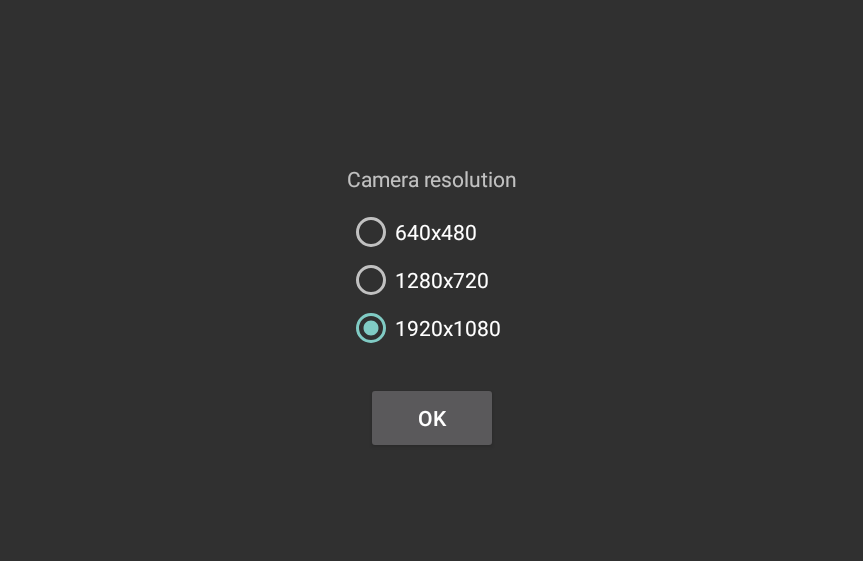
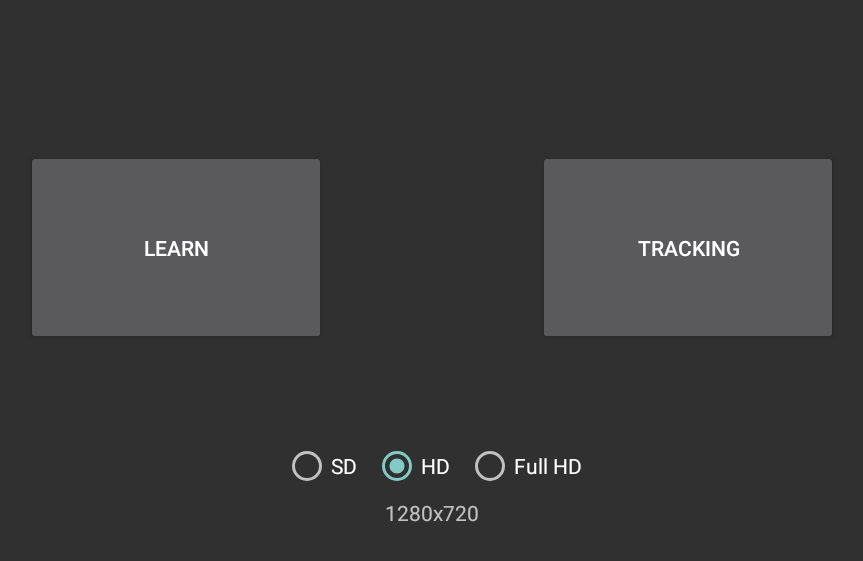
Before and after one commit to armaxst/ARMemoRelease_V2, an Android app: the MainActivity screen opened directly, with no data from a screen before it, on a phone screen of 824 x 412 dp (held sideways). Shown: the top 561 px of the screen, without its empty margins (186-1049 px from the left). Run offline under Robolectric (Android 15) with nearby library versions, the phone set to English and light mode, and no system bars; our stand-ins replace ButterKnife.

Commit message:
Android Update - known issue로 report 되었던 하기 내용 수정      1. 해상도 변경시 인식/추적 잘 안되는 현상      2. 앱 처음 시작시 자동 선택한 해상도가 1920 * 1080 이나 실제로 설정된 값은 1280 * 720 으로 나옴 - iOS와 메인 UI Interface 동일하게 수정 - saveLearnedFile 호출 방식 변경 [참고 : ImageLearnTask.java]     (이전 : Sucesss 나올 때까지 반복 호출       -> 변경 후 : saveLearnedFile 한 번의 호출에 대한 return 결과로 바로 판단) - stroke 정보 save / load 방식 수정 및 계산식 추가

```diff
--- a/Samples/ARMemoAndroid/ARMemoApp/src/main/java/com/maxst/armemo/app/main/MainActivity.java
+++ b/Samples/ARMemoAndroid/ARMemoApp/src/main/java/com/maxst/armemo/app/main/MainActivity.java
@@ -14,7 +14,7 @@ public class MainActivity extends AppCompatActivity {
 		super.onCreate(savedInstanceState);
 		if (savedInstanceState == null) {
 			getSupportFragmentManager().beginTransaction()
-					.replace(android.R.id.content, SettingsFragment.newInstance(), this.toString())
+					.replace(android.R.id.content, MainFragment.newInstance(), this.toString())
 					.commit();
 		}
 	}
--- a/Samples/ARMemoAndroid/ARMemoApp/src/main/java/com/maxst/armemo/app/main/MainFragment.java
+++ b/Samples/ARMemoAndroid/ARMemoApp/src/main/java/com/maxst/armemo/app/main/MainFragment.java
@@ -4,18 +4,24 @@
 
 package com.maxst.armemo.app.main;
 
+import android.app.Activity;
+import android.content.SharedPreferences;
 import android.os.Bundle;
 import android.support.v4.app.Fragment;
 import android.util.Log;
 import android.view.LayoutInflater;
 import android.view.View;
 import android.view.ViewGroup;
+import android.widget.RadioButton;
+import android.widget.TextView;
 
 import com.maxst.armemo.app.R;
 import com.maxst.armemo.app.main.learn.CameraLearnFragment;
 import com.maxst.armemo.app.main.tracking.CameraTrackingFragment;
+import com.maxst.armemo.app.util.ARMemoUtils;
 import com.maxst.armemo.app.util.FragmentUtil;
 
+import butterknife.BindView;
 import butterknife.ButterKnife;
 import butterknife.OnClick;
 import butterknife.Unbinder;
@@ -23,6 +29,20 @@ import butterknife.Unbinder;
 public class MainFragment extends Fragment {
 
 	private static final String TAG = MainFragment.class.getName();
+
+	@BindView(R.id.sd_resolution)
+	RadioButton sdResolution;
+
+	@BindView(R.id.hd_resolution)
+	RadioButton hdResolution;
+
+	@BindView(R.id.full_hd_resolution)
+	RadioButton fullHdResolution;
+
+	@BindView(R.id.resolution_text_view)
+	TextView resolutionTextView;
+
+	private SharedPreferences.Editor editor;
 
 	private Unbinder unbinder;
 
@@ -34,16 +54,25 @@ public class MainFragment extends Fragment {
 	}
 
 	@Override
-	public void onCreate(Bundle savedInstanceState) {
-		super.onCreate(savedInstanceState);
-		Log.d(TAG, "onCreate");
-	}
-
-	@Override
 	public View onCreateView(LayoutInflater inflater, ViewGroup container, Bundle savedInstanceState) {
 		Log.d(TAG, "onCreateView");
 		View view = inflater.inflate(R.layout.fragment_main, container, false);
 		unbinder = ButterKnife.bind(this, view);
+		int learnResolution = getActivity().getSharedPreferences(ARMemoUtils.PREF_NAME, Activity.MODE_PRIVATE).getInt(ARMemoUtils.PREF_KEY_CAM_RESOLUTION, ARMemoUtils.PREF_RESOLUTION_VALUE_HD);
+		switch (learnResolution) {
+			case ARMemoUtils.PREF_RESOLUTION_VALUE_SD:
+				sdResolution.setChecked(true);
+				resolutionTextView.setText(getString(R.string.sd_resolution));
+				break;
+			case ARMemoUtils.PREF_RESOLUTION_VALUE_HD:
+				hdResolution.setChecked(true);
+				resolutionTextView.setText(getString(R.string.hd_resolution));
+				break;
+			case ARMemoUtils.PREF_RESOLUTION_VALUE_FULL_HD:
+				fullHdResolution.setChecked(true);
+				resolutionTextView.setText(getString(R.string.full_hd_resolution));
+				break;
+		}
 		return view;
 	}
 
@@ -52,11 +81,6 @@ public class MainFragment extends Fragment {
 		Log.d(TAG, "onDestroyView");
 		unbinder.unbind();
 		super.onDestroyView();
-	}
-
-	@Override
-	public void onDestroy() {
-		super.onDestroy();
 	}
 
 	@OnClick(R.id.learn)
@@ -68,4 +92,30 @@ public class MainFragment extends Fragment {
 	public void onTrackingClick() {
 		FragmentUtil.clickedOn(getActivity(), CameraTrackingFragment.newInstance());
 	}
+
+	@OnClick({R.id.sd_resolution, R.id.hd_resolution, R.id.full_hd_resolution})
+	public void onClick(View view) {
+		switch (view.getId()) {
+			case R.id.sd_resolution:
+				editor = getActivity().getSharedPreferences(ARMemoUtils.PREF_NAME, Activity.MODE_PRIVATE).edit();
+				editor.putInt(ARMemoUtils.PREF_KEY_CAM_RESOLUTION, ARMemoUtils.PREF_RESOLUTION_VALUE_SD);
+				editor.apply();
+				resolutionTextView.setText(getString(R.string.sd_resolution));
+				break;
+
+			case R.id.hd_resolution:
+				editor = getActivity().getSharedPreferences(ARMemoUtils.PREF_NAME, Activity.MODE_PRIVATE).edit();
+				editor.putInt(ARMemoUtils.PREF_KEY_CAM_RESOLUTION, ARMemoUtils.PREF_RESOLUTION_VALUE_HD);
+				editor.apply();
+				resolutionTextView.setText(getString(R.string.hd_resolution));
+				break;
+
+			case R.id.full_hd_resolution:
+				editor = getActivity().getSharedPreferences(ARMemoUtils.PREF_NAME, Activity.MODE_PRIVATE).edit();
+				editor.putInt(ARMemoUtils.PREF_KEY_CAM_RESOLUTION, ARMemoUtils.PREF_RESOLUTION_VALUE_FULL_HD);
+				editor.apply();
+				resolutionTextView.setText(getString(R.string.full_hd_resolution));
+				break;
+		}
+	}
 }
--- a/Samples/ARMemoAndroid/ARMemoApp/src/main/java/com/maxst/armemo/app/main/SettingsFragment.java
+++ /dev/null
@@ -1,105 +0,0 @@
-/*
- * Copyright (c) 2018. Maxst, Inc. All Rights Reserved.
- */
-
-package com.maxst.armemo.app.main;
-
-import android.app.Activity;
-import android.content.SharedPreferences;
-import android.os.Bundle;
-import android.support.v4.app.Fragment;
-import android.util.Log;
-import android.view.LayoutInflater;
-import android.view.View;
-import android.view.ViewGroup;
-import android.widget.RadioButton;
-
-import com.maxst.armemo.app.R;
-import com.maxst.armemo.app.util.ARMemoUtils;
-import com.maxst.armemo.app.util.FragmentUtil;
-
-import butterknife.BindView;
-import butterknife.ButterKnife;
-import butterknife.OnClick;
-import butterknife.Unbinder;
-
-public class SettingsFragment extends Fragment {
-
-	private static final String TAG = SettingsFragment.class.getName();
-
-	@BindView(R.id.sd_resolution)
-	RadioButton sdResolution;
-
-	@BindView(R.id.hd_resolution)
-	RadioButton hdResolution;
-
-	@BindView(R.id.full_hd_resolution)
-	RadioButton fullHdResolution;
-
-	private SharedPreferences.Editor editor;
-
-	private Unbinder unbinder;
-
-	public static SettingsFragment newInstance() {
-		SettingsFragment fragment = new SettingsFragment();
-		Bundle args = new Bundle();
-		fragment.setArguments(args);
-		return fragment;
-	}
-
-	@Override
-	public View onCreateView(LayoutInflater inflater, ViewGroup container,
-							 Bundle savedInstanceState) {
-		Log.d(TAG, "onCreateView");
-		View view = inflater.inflate(R.layout.fragment_settings, container, false);
-		unbinder = ButterKnife.bind(this, view);
-		int learnResolution = getActivity().getSharedPreferences(ARMemoUtils.PREF_NAME, Activity.MODE_PRIVATE).getInt(ARMemoUtils.PREF_KEY_CAM_RESOLUTION, ARMemoUtils.PREF_RESOLUTION_VALUE_FULL_HD);
-		switch (learnResolution) {
-			case ARMemoUtils.PREF_RESOLUTION_VALUE_SD:
-				sdResolution.setChecked(true);
-				break;
-			case ARMemoUtils.PREF_RESOLUTION_VALUE_HD:
-				hdResolution.setChecked(true);
-				break;
-			case ARMemoUtils.PREF_RESOLUTION_VALUE_FULL_HD:
-				fullHdResolution.setChecked(true);
-				break;
-		}
-		return view;
-	}
-
-	@Override
-	public void onDestroyView() {
-		Log.d(TAG, "onDestroyView");
-		unbinder.unbind();
-		super.onDestroyView();
-	}
-
-	@OnClick({R.id.sd_resolution, R.id.hd_resolution, R.id.full_hd_resolution})
-	public void onClick(View view) {
-		switch (view.getId()) {
-			case R.id.sd_resolution:
-				editor = getActivity().getSharedPreferences(ARMemoUtils.PREF_NAME, Activity.MODE_PRIVATE).edit();
-				editor.putInt(ARMemoUtils.PREF_KEY_CAM_RESOLUTION, ARMemoUtils.PREF_RESOLUTION_VALUE_SD);
-				editor.apply();
-				break;
-
-			case R.id.hd_resolution:
-				editor = getActivity().getSharedPreferences(ARMemoUtils.PREF_NAME, Activity.MODE_PRIVATE).edit();
-				editor.putInt(ARMemoUtils.PREF_KEY_CAM_RESOLUTION, ARMemoUtils.PREF_RESOLUTION_VALUE_HD);
-				editor.apply();
-				break;
-
-			case R.id.full_hd_resolution:
-				editor = getActivity().getSharedPreferences(ARMemoUtils.PREF_NAME, Activity.MODE_PRIVATE).edit();
-				editor.putInt(ARMemoUtils.PREF_KEY_CAM_RESOLUTION, ARMemoUtils.PREF_RESOLUTION_VALUE_FULL_HD);
-				editor.apply();
-				break;
-		}
-	}
-
-	@OnClick(R.id.setting_ok)
-	public void onSettingOk() {
-		FragmentUtil.clickedOn(getActivity(), MainFragment.newInstance());
-	}
-}
--- a/Samples/ARMemoAndroid/ARMemoApp/src/main/java/com/maxst/armemo/app/main/learn/CameraLearnFragment.java
+++ b/Samples/ARMemoAndroid/ARMemoApp/src/main/java/com/maxst/armemo/app/main/learn/CameraLearnFragment.java
@@ -5,7 +5,6 @@
 package com.maxst.armemo.app.main.learn;
 
 import android.app.Activity;
-import android.content.res.Configuration;
 import android.graphics.Point;
 import android.os.Bundle;
 import android.os.Handler;
@@ -23,6 +22,7 @@ import com.google.gson.Gson;
 import com.maxst.armemo.ARMemo;
 import com.maxst.armemo.ResultCode;
 import com.maxst.armemo.app.R;
+import com.maxst.armemo.app.StrokesData;
 import com.maxst.armemo.app.cameracontroller.CameraController;
 import com.maxst.armemo.app.cameracontroller.CameraFrame;
 import com.maxst.armemo.app.cameracontroller.NewCameraFrameCallback;
@@ -279,7 +279,8 @@ public class CameraLearnFragment extends ARMemoFragment {
 
 		//region ---- save strokes file
 		Gson gson = new Gson();
-		String jsonString = gson.toJson(imagePointList);
+		StrokesData strokesData = new StrokesData(cameraWidth, cameraHeight, imagePointList);
+		String jsonString = gson.toJson(strokesData);
 
 		File rootDir = new File(ARMemoUtils.ROOT_PATH);
 		if (!rootDir.exists()) {
@@ -349,6 +350,7 @@ public class CameraLearnFragment extends ARMemoFragment {
 		learnImage.setEnabled(false);
 		learnClear.setEnabled(false);
 		fingerPaintView.clearCanvas();
+		fingerPaintView.clearTouchPoint();
 		fingerPaintView.enableTouch(false);
 	}
 
--- a/Samples/ARMemoAndroid/ARMemoApp/src/main/res/layout/fragment_main.xml
+++ b/Samples/ARMemoAndroid/ARMemoApp/src/main/res/layout/fragment_main.xml
@@ -1,6 +1,5 @@
 <?xml version="1.0" encoding="utf-8"?>
-<android.support.constraint.ConstraintLayout
-    xmlns:android="http://schemas.android.com/apk/res/android"
+<android.support.constraint.ConstraintLayout xmlns:android="http://schemas.android.com/apk/res/android"
     xmlns:app="http://schemas.android.com/apk/res-auto"
     android:layout_width="match_parent"
     android:layout_height="match_parent">
@@ -9,21 +8,63 @@
         android:id="@+id/learn"
         android:layout_width="200dp"
         android:layout_height="130dp"
+        android:layout_marginTop="40dp"
         android:text="Learn"
+        app:layout_constraintBottom_toTopOf="@id/radio_group_learn"
         app:layout_constraintLeft_toLeftOf="parent"
         app:layout_constraintRight_toLeftOf="@id/tracking"
-        app:layout_constraintTop_toTopOf="parent"
-        app:layout_constraintBottom_toBottomOf="parent"
-        />
+        app:layout_constraintTop_toTopOf="parent" />
 
     <Button
         android:id="@+id/tracking"
         android:layout_width="200dp"
         android:layout_height="130dp"
+        android:layout_marginTop="40dp"
         android:text="Tracking"
+        app:layout_constraintBottom_toTopOf="@id/radio_group_learn"
         app:layout_constraintLeft_toRightOf="@id/learn"
         app:layout_constraintRight_toRightOf="parent"
-        app:layout_constraintTop_toTopOf="parent"
+        app:layout_constraintTop_toTopOf="parent" />
+
+    <RadioGroup
+        android:id="@+id/radio_group_learn"
+        android:layout_width="wrap_content"
+        android:layout_height="wrap_content"
+        android:layout_marginBottom="20dp"
+        android:orientation="horizontal"
         app:layout_constraintBottom_toBottomOf="parent"
-        />
+        app:layout_constraintLeft_toLeftOf="parent"
+        app:layout_constraintRight_toRightOf="parent"
+        app:layout_constraintTop_toBottomOf="@id/tracking">
+
+        <RadioButton
+            android:id="@+id/sd_resolution"
+            android:layout_width="wrap_content"
+            android:layout_height="wrap_content"
+            android:layout_margin="5dp"
+            android:text="SD" />
+
+        <RadioButton
+            android:id="@+id/hd_resolution"
+            android:layout_width="wrap_content"
+            android:layout_height="wrap_content"
+            android:layout_margin="5dp"
+            android:text="HD" />
+
+        <RadioButton
+            android:id="@+id/full_hd_resolution"
+            android:layout_width="wrap_content"
+            android:layout_height="wrap_content"
+            android:layout_margin="5dp"
+            android:text="Full HD" />
+    </RadioGroup>
+
+    <TextView
+        android:id="@+id/resolution_text_view"
+        android:layout_width="wrap_content"
+        android:layout_height="wrap_content"
+        android:text="Camera resolution"
+        app:layout_constraintLeft_toLeftOf="parent"
+        app:layout_constraintRight_toRightOf="parent"
+        app:layout_constraintTop_toBottomOf="@id/radio_group_learn" />
 </android.support.constraint.ConstraintLayout>
--- a/Samples/ARMemoAndroid/ARMemoApp/src/main/res/layout/fragment_settings.xml
+++ /dev/null
@@ -1,54 +0,0 @@
-<?xml version="1.0" encoding="utf-8"?><!--
-  ~ Copyright (c) 2018. Maxst, Inc. All Rights Reserved.
-  -->
-<android.support.constraint.ConstraintLayout xmlns:android="http://schemas.android.com/apk/res/android"
-    xmlns:app="http://schemas.android.com/apk/res-auto"
-    android:layout_width="match_parent"
-    android:layout_height="match_parent">
-
-    <RadioGroup
-        android:id="@+id/radio_group_learn"
-        android:layout_width="wrap_content"
-        android:layout_height="wrap_content"
-        android:layout_marginBottom="20dp"
-        app:layout_constraintVertical_chainStyle="packed"
-        app:layout_constraintBottom_toTopOf="@id/setting_ok"
-        app:layout_constraintLeft_toLeftOf="parent"
-        app:layout_constraintRight_toRightOf="parent"
-        app:layout_constraintTop_toTopOf="parent">
-
-        <TextView
-            android:layout_width="wrap_content"
-            android:layout_height="wrap_content"
-            android:layout_marginBottom="10dp"
-            android:text="Camera resolution"/>
-
-        <RadioButton
-            android:id="@+id/sd_resolution"
-            android:layout_width="wrap_content"
-            android:layout_height="wrap_content"
-            android:text="640x480" />
-
-        <RadioButton
-            android:id="@+id/hd_resolution"
-            android:layout_width="wrap_content"
-            android:layout_height="wrap_content"
-            android:text="1280x720" />
-
-        <RadioButton
-            android:id="@+id/full_hd_resolution"
-            android:layout_width="wrap_content"
-            android:layout_height="wrap_content"
-            android:text="1920x1080" />
-    </RadioGroup>
-
-    <Button
-        android:id="@+id/setting_ok"
-        android:layout_width="wrap_content"
-        android:layout_height="wrap_content"
-        android:text="OK"
-        app:layout_constraintLeft_toLeftOf="parent"
-        app:layout_constraintBottom_toBottomOf="parent"
-        app:layout_constraintRight_toRightOf="parent"
-        app:layout_constraintTop_toBottomOf="@id/radio_group_learn"/>
-</android.support.constraint.ConstraintLayout>
--- a/Samples/ARMemoAndroid/ARMemoApp/src/main/res/values/strings.xml
+++ b/Samples/ARMemoAndroid/ARMemoApp/src/main/res/values/strings.xml
@@ -1,5 +1,7 @@
 <resources>
     <string name="app_name">ARMemoApp</string>
-
     <string name="app_key">kCUChE3ZOjQoCOm572xjUCtLMoTcWeiZQzOV0kr9oN0=</string>
+    <string name="sd_resolution">640x480</string>
+    <string name="hd_resolution">1280x720</string>
+    <string name="full_hd_resolution">1920x1080</string>
 </resources>
```
Also changed, not shown: Samples/ARMemoAndroid/ARMemoApp/src/main/java/com/maxst/armemo/app/StrokesData.java (added, +27 -0 lines), Samples/ARMemoAndroid/ARMemoApp/src/main/java/com/maxst/armemo/app/main/learn/task/ImageLearnTask.java (+3 -13 lines), Samples/ARMemoAndroid/ARMemoApp/src/main/java/com/maxst/armemo/app/main/tracking/CameraTrackingFragment.java (+23 -3 lines), 2 other files.
